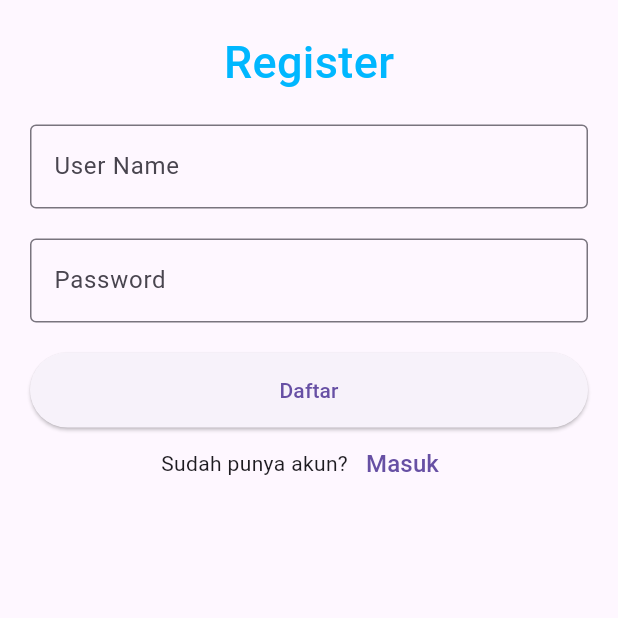
After one commit to tangguhhc/flutter-todo-app-master, a Flutter app: the screen it shows after launch, after a tap on "Mendaftar", on a phone screen of 412 x 824 dp, the top half of it. The commit adds this screen. Run offline on Flutter 3.47's test engine with Material 3 defaults, Android fonts, the phone set to English and light mode, and no system bars; our stand-ins replace firebase_auth, firebase_core; accounts and stored records are empty.

Commit message:
add auth firebase

```diff
--- /dev/null
+++ b/lib/auth.dart
@@ -0,0 +1,29 @@
+import 'package:firebase_auth/firebase_auth.dart';
+
+class Auth {
+  final FirebaseAuth _firebaseAuth = FirebaseAuth.instance;
+
+  User? get currentUser => _firebaseAuth.currentUser;
+
+  Stream<User?> get authStateChanges => _firebaseAuth.authStateChanges();
+
+  Future<void> signInWithEmailAndPassword({
+    required String email,
+    required String password,
+  }) async {
+    await _firebaseAuth.signInWithEmailAndPassword(
+        email: email, password: password);
+  }
+
+  Future<void> createAccountWithEmailAndPassword({
+    required String email,
+    required String password,
+  }) async {
+    await _firebaseAuth.createUserWithEmailAndPassword(
+        email: email, password: password);
+  }
+
+  Future<void> signOut() async {
+    await _firebaseAuth.signOut();
+  }
+}
--- a/lib/constants/colors.dart
+++ b/lib/constants/colors.dart
@@ -7,3 +7,4 @@ const Color tdBlack = Color(0xFF3A3A3A);
 const Color tdGrey = Color(0xFF717171);
 
 const Color tdBGColor = Color(0xFFEEEFF5);
+const Color transparent = Color.fromARGB(0, 243, 243, 243);
--- a/lib/main.dart
+++ b/lib/main.dart
@@ -1,8 +1,11 @@
+import 'package:firebase_core/firebase_core.dart';
 import 'package:flutter/material.dart';
 import 'package:flutter/services.dart';
-import './screens/home.dart';
+import 'package:flutter_todo_app/screens/login.dart';
 
 void main() {
+  WidgetsFlutterBinding.ensureInitialized();
+  Firebase.initializeApp();
   runApp(const MyApp());
 }
 
@@ -17,7 +20,7 @@ class MyApp extends StatelessWidget {
     return MaterialApp(
       debugShowCheckedModeBanner: false,
       title: 'ToDo App',
-      home: Home(),
+      home: LoginScreen(),
     );
   }
 }
--- a/lib/screens/login.dart
+++ b/lib/screens/login.dart
@@ -1,43 +1,63 @@
+import 'package:firebase_auth/firebase_auth.dart';
 import 'package:flutter/material.dart';
-import 'package:flutter/services.dart';
+import 'package:flutter_todo_app/auth.dart';
+import 'package:flutter_todo_app/screens/home.dart';
+import 'package:flutter_todo_app/screens/register.dart';
 
-void main() async {;
-  runApp(const MyApp());
+class LoginScreen extends StatefulWidget {
+  const LoginScreen({super.key});
+
+  @override
+  State<LoginScreen> createState() => _LoginScreenState();
 }
 
-class MyApp extends StatelessWidget {
-  const MyApp({Key? key}) : super(key: key);
+class _LoginScreenState extends State<LoginScreen> {
+  static const String _title = 'Tugas Login UI';
+  String errorMessage = '';
+  final TextEditingController _usernameController = TextEditingController();
+  final TextEditingController _controllerPassword = TextEditingController();
 
-  static const String _title = 'Tugas Login UI';
+  Future<void> signInWithEmailAndPassword() async {
+    try {
+      await Auth().signInWithEmailAndPassword(
+        email: _usernameController.text,
+        password: _controllerPassword.text,
+      );
+      // login berhasil
+      ScaffoldMessenger.of(context).showSnackBar(
+        (SnackBar(
+          content: Text('Berhasil Login!'),
+        )),
+      );
+      Navigator.push(
+        context,
+        MaterialPageRoute(
+          builder: (context) => Home(),
+        ),
+      );
+
+      /// Nanti kalau udah install shared preference tinggal
+      /// Disimpan status true/false disini
+    } on FirebaseAuthException catch (e) {
+      setState(() {
+        errorMessage = e.message!;
+      });
+    }
+  }
+
+  @override
+  void initState() {
+    super.initState();
+
+    /// Check status true/false user sudah login atau belum
+    /// if true nanti ke Homescreen
+    /// if false nanti ke login
+  }
 
   @override
   Widget build(BuildContext context) {
-    SystemChrome.setSystemUIOverlayStyle(SystemUiOverlayStyle(statusBarColor: Color.transparent));
-    return MaterialApp(
-      debugShowCheckedModeBanner: false,
-      title: _title,
-      home: Scaffold(
-        appBar: AppBar(title: const Text(_title)),
-        body: const MyStatefulWidget(),
-      ),
-    );
-  }
-}
-
-class MyStatefulWidget extends StatefulWidget {
-  const MyStatefulWidget({Key? key}) : super(key: key);
-
-  @override
-  State<MyStatefulWidget> createState() => _MyStatefulWidgetState();
-}
-
-class _MyStatefulWidgetState extends State<MyStatefulWidget> {
-  TextEditingController nameController = TextEditingController();
-  TextEditingController passwordController = TextEditingController();
-
-  @override
-  Widget build(BuildContext context) {
-    return Padding(
+    return Scaffold(
+      body: Padding(
           padding: const EdgeInsets.all(10),
           child: ListView(
             children: <Widget>[
@@ -61,7 +81,7 @@ class _MyStatefulWidgetState extends State<MyStatefulWidget> {
               Container(
                 padding: const EdgeInsets.all(10),
                 child: TextField(
-                controller: nameController,
+                  controller: _usernameController,
                   decoration: const InputDecoration(
                     border: OutlineInputBorder(),
                     labelText: 'User Name',
@@ -72,7 +92,7 @@ class _MyStatefulWidgetState extends State<MyStatefulWidget> {
                 padding: const EdgeInsets.fromLTRB(10, 10, 10, 0),
                 child: TextField(
                   obscureText: true,
-                controller: passwordController,
+                  controller: _controllerPassword,
                   decoration: const InputDecoration(
                     border: OutlineInputBorder(),
                     labelText: 'Password',
@@ -83,7 +103,9 @@ class _MyStatefulWidgetState extends State<MyStatefulWidget> {
                 onPressed: () {
                   //forgot password screen
                 },
-              child: const Text('lupa password',),
+                child: const Text(
+                  'Lupa Password',
+                ),
               ),
               Container(
                 height: 50,
@@ -91,29 +113,42 @@ class _MyStatefulWidgetState extends State<MyStatefulWidget> {
                 child: ElevatedButton(
                     child: const Text('Masuk'),
                     onPressed: () {
-                    // ignore: avoid_print
-                    print(nameController.text);
-                    // ignore: avoid_print
-                    print(passwordController.text);
+                      debugPrint('LOGIN');
+                      if (_usernameController.text.isEmpty &&
+                          _controllerPassword.text.isEmpty) {
+                        ScaffoldMessenger.of(context).showSnackBar(
+                          SnackBar(
+                            content:
+                                Text('Email dan Password tidak boleh kosong!'),
+                          ),
+                        );
+                        return;
                       }
-                )
+                      signInWithEmailAndPassword();
+                    }),
               ),
               Row(
                 mainAxisAlignment: MainAxisAlignment.center,
                 children: <Widget>[
-                const Text('belum punya akun?'),
+                  const Text('Belum punya akun?'),
                   TextButton(
                     child: const Text(
-                    'Sign in',
-                    style: TextStyle(fontSize: 20),
+                      'Mendaftar',
+                      style: TextStyle(fontSize: 16),
                     ),
                     onPressed: () {
-                    //signup screen
+                      Navigator.push(
+                        context,
+                        MaterialPageRoute(
+                          builder: (context) => RegisterScreen(),
+                        ),
+                      );
                     },
                   )
                 ],
               ),
             ],
-        ));
+          )),
+    );
   }
 }
--- /dev/null
+++ b/lib/screens/register.dart
@@ -0,0 +1,121 @@
+import 'package:firebase_auth/firebase_auth.dart';
+import 'package:flutter/material.dart';
+import 'package:flutter_todo_app/auth.dart';
+import 'package:flutter_todo_app/screens/login.dart';
+
+class RegisterScreen extends StatefulWidget {
+  const RegisterScreen({super.key});
+
+  @override
+  State<RegisterScreen> createState() => _RegisterScreenState();
+}
+
+class _RegisterScreenState extends State<RegisterScreen> {
+  String errorMessage = '';
+  final TextEditingController _usernameController = TextEditingController();
+  final TextEditingController _controllerPassword = TextEditingController();
+
+  Future<void> createUserWithEmailAndPassword() async {
+    try {
+      await Auth().createAccountWithEmailAndPassword(
+        email: _usernameController.text,
+        password: _controllerPassword.text,
+      );
+      ScaffoldMessenger.of(context).showSnackBar(
+        SnackBar(
+          content: Text('Pendaftaran Berhasil!'),
+        ),
+      );
+    } on FirebaseAuthException catch (e) {
+      setState(() {
+        // errorMessage = e.message;
+      });
+    }
+  }
+
+  @override
+  Widget build(BuildContext context) {
+    return Scaffold(
+      body: Padding(
+          padding: const EdgeInsets.all(10),
+          child: ListView(
+            children: <Widget>[
+              Container(
+                  alignment: Alignment.center,
+                  padding: const EdgeInsets.all(10),
+                  child: const Text(
+                    'Register',
+                    style: TextStyle(
+                        color: Color.fromARGB(255, 0, 183, 255),
+                        fontWeight: FontWeight.w500,
+                        fontSize: 30),
+                  )),
+              Container(
+                padding: const EdgeInsets.all(10),
+                child: TextField(
+                  controller: _usernameController,
+                  decoration: const InputDecoration(
+                    border: OutlineInputBorder(),
+                    labelText: 'User Name',
+                  ),
+                ),
+              ),
+              Container(
+                padding: const EdgeInsets.fromLTRB(10, 10, 10, 0),
+                child: TextField(
+                  obscureText: true,
+                  controller: _controllerPassword,
+                  decoration: const InputDecoration(
+                    border: OutlineInputBorder(),
+                    labelText: 'Password',
+                  ),
+                ),
+              ),
+              SizedBox(
+                height: 20,
+              ),
+              Container(
+                height: 50,
+                padding: const EdgeInsets.fromLTRB(10, 0, 10, 0),
+                child: ElevatedButton(
+                    child: const Text('Daftar'),
+                    onPressed: () {
+                      debugPrint('LOGIN');
+                      if (_usernameController.text.isEmpty &&
+                          _controllerPassword.text.isEmpty) {
+                        ScaffoldMessenger.of(context).showSnackBar(
+                          SnackBar(
+                            content:
+                                Text('Email dan Password tidak boleh kosong!'),
+                          ),
+                        );
+                        return;
+                      }
+                      createUserWithEmailAndPassword();
+                    }),
+              ),
+              Row(
+                mainAxisAlignment: MainAxisAlignment.center,
+                children: <Widget>[
+                  const Text('Sudah punya akun?'),
+                  TextButton(
+                    child: const Text(
+                      'Masuk',
+                      style: TextStyle(fontSize: 16),
+                    ),
+                    onPressed: () {
+                      Navigator.push(
+                        context,
+                        MaterialPageRoute(
+                          builder: (context) => LoginScreen(),
+                        ),
+                      );
+                    },
+                  )
+                ],
+              ),
+            ],
+          )),
+    );
+  }
+}
--- a/pubspec.yaml
+++ b/pubspec.yaml
@@ -34,6 +34,8 @@ dependencies:
   # The following adds the Cupertino Icons font to your application.
   # Use with the CupertinoIcons class for iOS style icons.
   cupertino_icons: ^1.0.2
+  firebase_auth: ^4.10.1
+  firebase_core: ^2.22.0
 
 dev_dependencies:
   flutter_test:
```
Also changed, not shown: assets/images/avatar.jpeg (added), pubspec.lock, 12 other files. Lines whose indentation alone changed are shown as unchanged.
